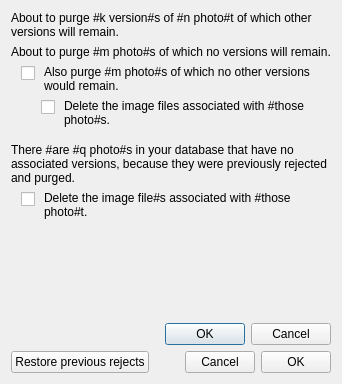
Qt form src/ui/PurgeDialog.ui (wagenadl/photohoard) before a commit.
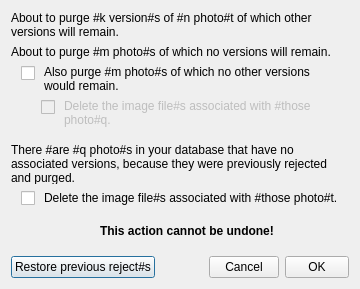
The same form after that commit. Custom widgets are drawn as their Qt base class.

Commit message: Purge and restore appears to work

Diff of the .ui file:
```diff
--- a/src/ui/PurgeDialog.ui
+++ b/src/ui/PurgeDialog.ui
@@ -6,8 +6,8 @@
    <rect>
     <x>0</x>
     <y>0</y>
-    <width>342</width>
-    <height>384</height>
+    <width>360</width>
+    <height>289</height>
    </rect>
   </property>
   <property name="windowTitle">
@@ -114,6 +114,9 @@
    </item>
    <item>
     <widget class="QWidget" name="deleteContainer" native="true">
+     <property name="enabled">
+      <bool>false</bool>
+     </property>
      <layout class="QHBoxLayout" name="horizontalLayout_2">
       <property name="spacing">
        <number>0</number>
@@ -196,7 +199,7 @@
       <item>
        <widget class="QLabel" name="deleteLabel">
         <property name="text">
-         <string>Delete the image files associated with #those photo#s.</string>
+         <string>Delete the image file#s associated with #those photo#q.</string>
         </property>
         <property name="wordWrap">
          <bool>true</bool>
@@ -324,15 +327,70 @@
     </spacer>
    </item>
    <item>
-    <widget class="QDialogButtonBox" name="buttonBox">
-     <property name="standardButtons">
-      <set>QDialogButtonBox::Cancel|QDialogButtonBox::Ok</set>
-     </property>
-     <property name="centerButtons">
-      <bool>false</bool>
-     </property>
+    <widget class="QWidget" name="warningContainer" native="true">
+     <layout class="QHBoxLayout" name="horizontalLayout_5">
+      <item>
+       <spacer name="horizontalSpacer_4">
+        <property name="orientation">
+         <enum>Qt::Horizontal</enum>
+        </property>
+        <property name="sizeHint" stdset="0">
+         <size>
+          <width>40</width>
+          <height>20</height>
+         </size>
+        </property>
+       </spacer>
+      </item>
+      <item>
+       <widget class="QLabel" name="warningIcon">
+        <property name="text">
+         <string/>
+        </property>
+       </widget>
+      </item>
+      <item>
+       <widget class="QLabel" name="warningText">
+        <property name="font">
+         <font>
+          <weight>75</weight>
+          <bold>true</bold>
+         </font>
+        </property>
+        <property name="text">
+         <string>This action cannot be undone!</string>
+        </property>
+       </widget>
+      </item>
+      <item>
+       <spacer name="horizontalSpacer_3">
+        <property name="orientation">
+         <enum>Qt::Horizontal</enum>
+        </property>
+        <property name="sizeHint" stdset="0">
+         <size>
+          <width>40</width>
+          <height>20</height>
+         </size>
+        </property>
+       </spacer>
+      </item>
+     </layout>
     </widget>
    </item>
+   <item>
+    <spacer name="verticalSpacer_6">
+     <property name="orientation">
+      <enum>Qt::Vertical</enum>
+     </property>
+     <property name="sizeHint" stdset="0">
+      <size>
+       <width>20</width>
+       <height>4000</height>
+      </size>
+     </property>
+    </spacer>
+   </item>
    <item>
     <widget class="QWidget" name="buttonbox1" native="true">
      <layout class="QHBoxLayout" name="horizontalLayout_4">
@@ -342,7 +400,7 @@
       <item>
        <widget class="QPushButton" name="restoreButton">
         <property name="text">
-         <string>Restore previous rejects</string>
+         <string>Restore previous reject#s</string>
         </property>
        </widget>
       </item>
@@ -359,6 +417,19 @@
         </property>
        </spacer>
       </item>
+      <item>
+       <spacer name="horizontalSpacer_2">
+        <property name="orientation">
+         <enum>Qt::Horizontal</enum>
+        </property>
+        <property name="sizeHint" stdset="0">
+         <size>
+          <width>40</width>
+          <height>20</height>
+         </size>
+        </property>
+       </spacer>
+      </item>
       <item>
        <widget class="QPushButton" name="cancelButton">
         <property name="minimumSize">
@@ -390,6 +461,16 @@
    </item>
   </layout>
  </widget>
+ <customwidgets>
+  <customwidget>
+   <class>ClickLabel</class>
+   <extends>QLabel</extends>
+   <header>ClickLabel.h</header>
+   <slots>
+    <signal>clicked()</signal>
+   </slots>
+  </customwidget>
+ </customwidgets>
  <resources/>
  <connections/>
 </ui>
```
Left out of the diff: 73 changed lines with no effect on the pictures. The commit also changes 14 other files.
